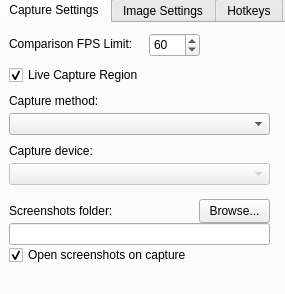
Before: the Qt Designer form res/settings.ui in Toufool/AutoSplit, drawn with Qt 5.
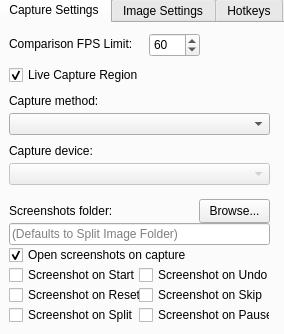
After: the same form once the commit is applied. Icons and pictures are not drawn.

```diff
--- a/res/settings.ui
+++ b/res/settings.ui
@@ -7,20 +7,20 @@
    <rect>
     <x>0</x>
     <y>0</y>
-    <width>285</width>
-    <height>294</height>
+    <width>284</width>
+    <height>334</height>
    </rect>
   </property>
   <property name="minimumSize">
    <size>
-    <width>285</width>
-    <height>294</height>
+    <width>284</width>
+    <height>334</height>
    </size>
   </property>
   <property name="maximumSize">
    <size>
-    <width>285</width>
-    <height>294</height>
+    <width>284</width>
+    <height>334</height>
    </size>
   </property>
   <property name="font">
@@ -41,7 +41,7 @@
      <x>-3</x>
      <y>-3</y>
      <width>291</width>
-     <height>301</height>
+     <height>341</height>
     </rect>
    </property>
    <property name="currentIndex">
@@ -63,6 +63,9 @@
      <property name="readOnly">
       <bool>true</bool>
      </property>
+     <property name="placeholderText">
+      <string>(Defaults to Split Image Folder)</string>
+     </property>
     </widget>
     <widget class="QLabel" name="fps_limit_label">
      <property name="geometry">
@@ -85,7 +88,7 @@
       <rect>
        <x>10</x>
        <y>40</y>
-       <width>141</width>
+       <width>261</width>
        <height>24</height>
       </rect>
      </property>
@@ -104,7 +107,7 @@
       <rect>
        <x>10</x>
        <y>70</y>
-       <width>151</width>
+       <width>261</width>
        <height>16</height>
       </rect>
      </property>
@@ -155,7 +158,7 @@
       <rect>
        <x>10</x>
        <y>120</y>
-       <width>151</width>
+       <width>261</width>
        <height>16</height>
       </rect>
      </property>
@@ -207,7 +210,7 @@
       <rect>
        <x>10</x>
        <y>220</y>
-       <width>181</width>
+       <width>261</width>
        <height>24</height>
       </rect>
      </property>
@@ -221,6 +224,102 @@
       <bool>false</bool>
      </property>
     </widget>
+    <widget class="QCheckBox" name="screenshot_on_split_checkbox">
+     <property name="geometry">
+      <rect>
+       <x>10</x>
+       <y>280</y>
+       <width>131</width>
+       <height>24</height>
+      </rect>
+     </property>
+     <property name="text">
+      <string>Screenshot on Split</string>
+     </property>
+     <property name="tristate">
+      <bool>false</bool>
+     </property>
+    </widget>
+    <widget class="QCheckBox" name="screenshot_on_start_checkbox">
+     <property name="geometry">
+      <rect>
+       <x>10</x>
+       <y>240</y>
+       <width>131</width>
+       <height>24</height>
+      </rect>
+     </property>
+     <property name="text">
+      <string>Screenshot on Start</string>
+     </property>
+     <property name="tristate">
+      <bool>false</bool>
+     </property>
+    </widget>
+    <widget class="QCheckBox" name="screenshot_on_reset_checkbox">
+     <property name="geometry">
+      <rect>
+       <x>10</x>
+       <y>260</y>
+       <width>131</width>
+       <height>24</height>
+      </rect>
+     </property>
+     <property name="text">
+      <string>Screenshot on Reset</string>
+     </property>
+     <property name="tristate">
+      <bool>false</bool>
+     </property>
+    </widget>
+    <widget class="QCheckBox" name="screenshot_on_skip_checkbox">
+     <property name="geometry">
+      <rect>
+       <x>140</x>
+       <y>260</y>
+       <width>131</width>
+       <height>24</height>
+      </rect>
+     </property>
+     <property name="text">
+      <string>Screenshot on Skip</string>
+     </property>
+     <property name="tristate">
+      <bool>false</bool>
+     </property>
+    </widget>
+    <widget class="QCheckBox" name="screenshot_on_undo_checkbox">
+     <property name="geometry">
+      <rect>
+       <x>140</x>
+       <y>240</y>
+       <width>131</width>
+       <height>24</height>
+      </rect>
+     </property>
+     <property name="text">
+      <string>Screenshot on Undo</string>
+     </property>
+     <property name="tristate">
+      <bool>false</bool>
+     </property>
+    </widget>
+    <widget class="QCheckBox" name="screenshot_on_pause_checkbox">
+     <property name="geometry">
+      <rect>
+       <x>140</x>
+       <y>280</y>
+       <width>131</width>
+       <height>24</height>
+      </rect>
+     </property>
+     <property name="text">
+      <string>Screenshot on Pause</string>
+     </property>
+     <property name="tristate">
+      <bool>false</bool>
+     </property>
+    </widget>
    </widget>
    <widget class="QWidget" name="image_settings_tab">
     <attribute name="title">
```
